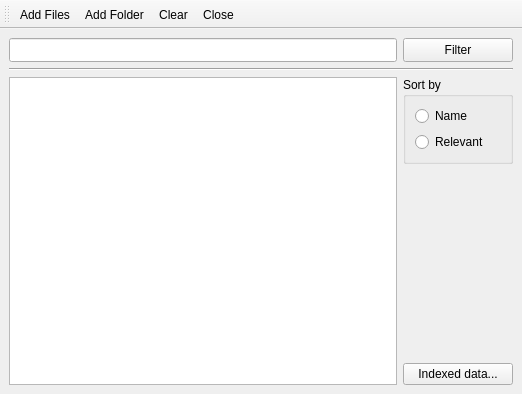
Qt form mainwindow.ui (lephuongbg/Search-engine) before a commit.
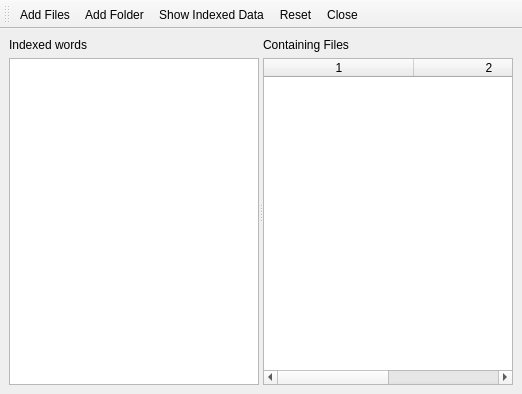
The same form after that commit. The open tabs and pages were chosen to show the change.

Commit message: nearly complete GUI

Patch:
```diff
--- a/mainwindow.ui
+++ b/mainwindow.ui
@@ -15,6 +15,16 @@
   </property>
   <widget class="QWidget" name="centralwidget">
    <layout class="QHBoxLayout" name="horizontalLayout_3">
+    <property name="margin">
+     <number>0</number>
+    </property>
+    <item>
+     <widget class="QStackedWidget" name="stackedWidget">
+      <property name="currentIndex">
+       <number>0</number>
+      </property>
+      <widget class="QWidget" name="page">
+       <layout class="QHBoxLayout" name="horizontalLayout_4">
     <item>
      <layout class="QVBoxLayout" name="verticalLayout_3">
       <item>
@@ -100,6 +110,9 @@
             <layout class="QVBoxLayout" name="verticalLayout">
              <item>
               <widget class="QRadioButton" name="byName">
+                   <property name="enabled">
+                    <bool>false</bool>
+                   </property>
                <property name="text">
                 <string>Name</string>
                </property>
@@ -110,9 +123,15 @@
              </item>
              <item>
               <widget class="QRadioButton" name="byRelevant">
+                   <property name="enabled">
+                    <bool>false</bool>
+                   </property>
                <property name="text">
                 <string>Relevant</string>
                </property>
+                   <property name="checked">
+                    <bool>true</bool>
+                   </property>
                <attribute name="buttonGroup">
                 <string notr="true">sortCriteria</string>
                </attribute>
@@ -134,30 +153,88 @@
             </property>
            </spacer>
           </item>
+             </layout>
+            </item>
+           </layout>
+          </item>
+         </layout>
+        </item>
+       </layout>
+      </widget>
+      <widget class="QWidget" name="page_2">
+       <layout class="QVBoxLayout" name="verticalLayout_6">
           <item>
-           <widget class="QPushButton" name="indexedDataButton">
-            <property name="sizePolicy">
-             <sizepolicy hsizetype="Maximum" vsizetype="Preferred">
-              <horstretch>0</horstretch>
-              <verstretch>0</verstretch>
-             </sizepolicy>
-            </property>
-            <property name="minimumSize">
-             <size>
-              <width>110</width>
-              <height>0</height>
-             </size>
-            </property>
+         <widget class="QSplitter" name="splitter">
+          <property name="orientation">
+           <enum>Qt::Horizontal</enum>
+          </property>
+          <widget class="QWidget" name="">
+           <layout class="QVBoxLayout" name="verticalLayout_4">
+            <item>
+             <widget class="QLabel" name="label">
             <property name="text">
-             <string>Indexed data...</string>
+               <string>Indexed words</string>
             </property>
            </widget>
           </item>
-         </layout>
-        </item>
-       </layout>
-      </item>
-     </layout>
+            <item>
+             <widget class="QListView" name="wordsView">
+              <property name="editTriggers">
+               <set>QAbstractItemView::NoEditTriggers</set>
+              </property>
+             </widget>
+            </item>
+           </layout>
+          </widget>
+          <widget class="QWidget" name="">
+           <layout class="QVBoxLayout" name="verticalLayout_5">
+            <item>
+             <widget class="QLabel" name="label_2">
+              <property name="text">
+               <string>Containing Files</string>
+              </property>
+             </widget>
+            </item>
+            <item>
+             <widget class="QTableWidget" name="containersView">
+              <property name="editTriggers">
+               <set>QAbstractItemView::NoEditTriggers</set>
+              </property>
+              <property name="selectionBehavior">
+               <enum>QAbstractItemView::SelectRows</enum>
+              </property>
+              <property name="sortingEnabled">
+               <bool>true</bool>
+              </property>
+              <property name="columnCount">
+               <number>2</number>
+              </property>
+              <attribute name="horizontalHeaderCascadingSectionResizes">
+               <bool>true</bool>
+              </attribute>
+              <attribute name="horizontalHeaderDefaultSectionSize">
+               <number>150</number>
+              </attribute>
+              <attribute name="horizontalHeaderShowSortIndicator" stdset="0">
+               <bool>true</bool>
+              </attribute>
+              <attribute name="horizontalHeaderStretchLastSection">
+               <bool>true</bool>
+              </attribute>
+              <attribute name="verticalHeaderVisible">
+               <bool>false</bool>
+              </attribute>
+              <column/>
+              <column/>
+             </widget>
+            </item>
+           </layout>
+          </widget>
+         </widget>
+        </item>
+       </layout>
+      </widget>
+     </widget>
     </item>
    </layout>
   </widget>
@@ -185,12 +262,16 @@
    </attribute>
    <addaction name="actionAddFiles"/>
    <addaction name="actionAddFolder"/>
+   <addaction name="actionShowIndexedData"/>
    <addaction name="actionClear"/>
    <addaction name="actionClose"/>
   </widget>
   <action name="actionAddFiles">
    <property name="text">
-    <string>Add Files...</string>
+    <string>Add Files</string>
+   </property>
+   <property name="toolTip">
+    <string>Add Files</string>
    </property>
   </action>
   <action name="actionAddFolder">
@@ -200,7 +281,10 @@
   </action>
   <action name="actionClear">
    <property name="text">
-    <string>Clear</string>
+    <string>Reset</string>
+   </property>
+   <property name="toolTip">
+    <string>Reset All Data</string>
    </property>
   </action>
   <action name="actionClose">
@@ -208,6 +292,14 @@
     <string>Close</string>
    </property>
   </action>
+  <action name="actionShowIndexedData">
+   <property name="checkable">
+    <bool>true</bool>
+   </property>
+   <property name="text">
+    <string>Show Indexed Data</string>
+   </property>
+  </action>
  </widget>
  <resources/>
  <connections>
```
Left out of the diff: 5 changed lines with no effect on the pictures. Lines whose indentation alone changed are shown as unchanged. The commit also changes 4 other files.
